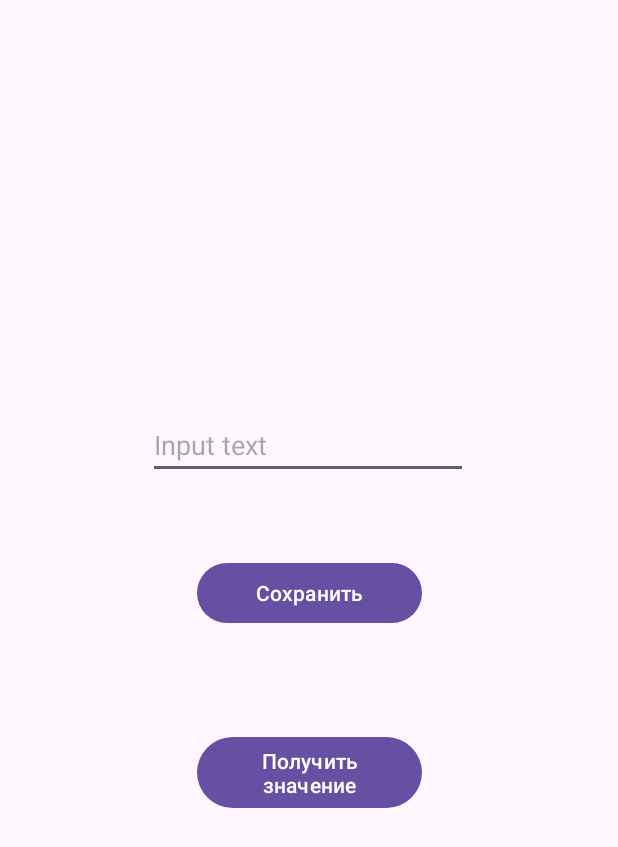
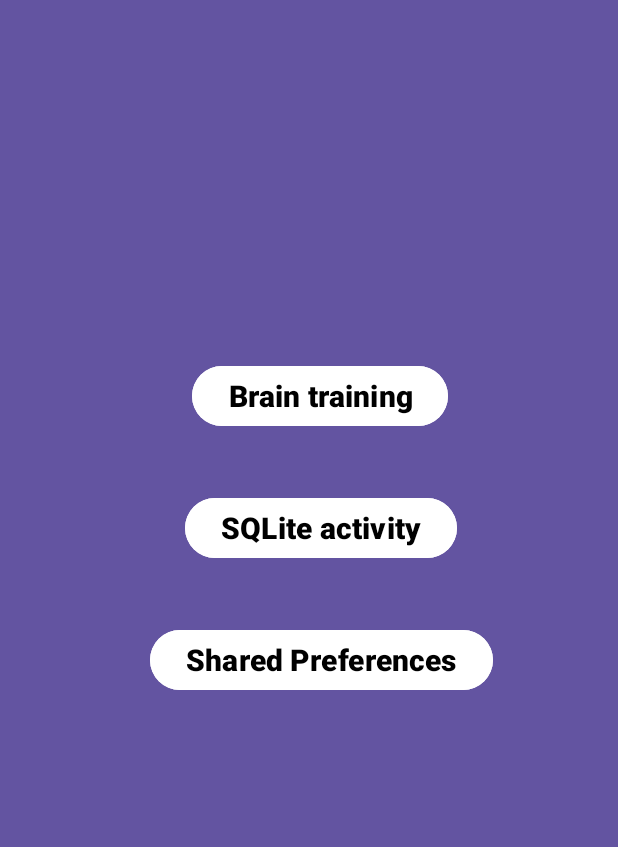
Before and after one commit to N1ph1l1m/android_saveData, an Android app: the layout activity_main.xml on its own in the app's theme, with its tools: preview values and no code run, on a phone screen of 412 x 824 dp. Shown: the top 847 px of the screen. Run offline under Robolectric (Android 15) with nearby library versions, the phone set to English and light mode, and no system bars.

Commit message:
Create Main_SQLite activity

```diff
--- a/app/src/main/java/com/example/databaseroom/SharedPreferences.java
+++ b/app/src/main/java/com/example/databaseroom/SharedPreferences.java
@@ -4,9 +4,6 @@ import androidx.appcompat.app.AppCompatActivity;
 
 import android.content.Intent;
 import android.os.Bundle;
-import android.view.Menu;
-import android.view.MenuInflater;
-import android.view.MenuItem;
 import android.view.View;
 import android.widget.EditText;
 import android.widget.TextView;
@@ -22,7 +19,7 @@ public class SharedPreferences extends AppCompatActivity {
     @Override
     protected void onCreate(Bundle savedInstanceState) {
         super.onCreate(savedInstanceState);
-        setContentView(R.layout.activity_main);
+        setContentView(R.layout.activity_sharedpreferences);
         init();
         getText = findViewById(R.id.getTextView);
     }
--- a/app/src/main/res/layout/activity_main.xml
+++ b/app/src/main/res/layout/activity_main.xml
@@ -1,56 +1,60 @@
 <?xml version="1.0" encoding="utf-8"?>
-<androidx.constraintlayout.widget.ConstraintLayout xmlns:android="http://schemas.android.com/apk/res/android"
+<RelativeLayout
+    xmlns:android="http://schemas.android.com/apk/res/android"
     xmlns:app="http://schemas.android.com/apk/res-auto"
     xmlns:tools="http://schemas.android.com/tools"
     android:layout_width="match_parent"
     android:layout_height="match_parent"
-    tools:context=".SharedPreferences">
+    android:background="#6354A1"
+    tools:context=".MainActivity">
+
+    <LinearLayout
+        android:layout_width="wrap_content"
+        android:layout_height="wrap_content"
+        android:orientation="vertical">
+
+        <Button
+            android:id="@+id/brainTrain"
+            android:layout_width="wrap_content"
+            android:layout_height="wrap_content"
+            android:backgroundTint="#FFFFFF"
+            android:onClick="moveToBrain"
+            android:text="Brain training"
+            android:textColor="@color/black"
+            android:textSize="20dp"
+            android:textStyle="bold"
+            android:layout_marginTop="240dp"
+            android:layout_marginLeft="128dp"
+            />
+
+        <Button
+            android:id="@+id/sqlite"
+            android:layout_width="wrap_content"
+            android:layout_height="wrap_content"
+            android:backgroundTint="#FFFFFF"
+            android:onClick="moveSQLiteActivity"
+            android:text="SQLite activity"
+            android:textColor="@color/black"
+            android:textSize="20dp"
+            android:textStyle="bold"
+            android:layout_marginTop="40dp"
+            android:layout_marginLeft="123dp"
+            />
+        <Button
+            android:id="@+id/sharedPref"
+            android:layout_width="wrap_content"
+            android:layout_height="wrap_content"
+            android:backgroundTint="#FFFFFF"
+            android:onClick="moveToShared"
+            android:text="Shared Preferences"
+            android:textColor="@color/black"
+            android:textSize="20dp"
+            android:textStyle="bold"
+            android:layout_marginTop="40dp"
+            android:layout_marginLeft="100dp"
+            />
 
 
-    <EditText
-        android:id="@+id/editText"
-        android:layout_width="wrap_content"
-        android:layout_height="wrap_content"
-        android:layout_marginTop="96dp"
-        android:ems="10"
-        android:inputType="text"
-        android:hint="Input text"
-        app:layout_constraintEnd_toEndOf="parent"
-        app:layout_constraintHorizontal_bias="0.497"
-        app:layout_constraintStart_toStartOf="parent"
-        app:layout_constraintTop_toBottomOf="@+id/getTextView" />
+    </LinearLayout>
 
-    <Button
-        android:id="@+id/buttonTrue"
-        android:layout_width="150dp"
-        android:layout_height="wrap_content"
-        android:layout_marginTop="52dp"
-        android:onClick="save"
-        android:text="@string/save"
-        app:layout_constraintEnd_toEndOf="parent"
-        app:layout_constraintStart_toStartOf="parent"
-        app:layout_constraintTop_toBottomOf="@+id/editText" />
-
-    <Button
-        android:id="@+id/buttonFalse"
-        android:layout_width="150dp"
-        android:layout_height="wrap_content"
-        android:layout_marginTop="68dp"
-        android:onClick="get"
-        android:text="@string/get"
-        app:layout_constraintEnd_toEndOf="parent"
-        app:layout_constraintStart_toStartOf="parent"
-        app:layout_constraintTop_toBottomOf="@+id/buttonTrue" />
-
-    <TextView
-        android:id="@+id/getTextView"
-        android:layout_width="wrap_content"
-        android:layout_height="wrap_content"
-        android:layout_marginTop="124dp"
-        android:textSize="40dp"
-        app:layout_constraintEnd_toEndOf="parent"
-        app:layout_constraintHorizontal_bias="0.498"
-        app:layout_constraintStart_toStartOf="parent"
-        app:layout_constraintTop_toTopOf="parent" />
-
-</androidx.constraintlayout.widget.ConstraintLayout>
+</RelativeLayout>
```
Also changed, not shown: app/src/main/AndroidManifest.xml (+4 -3 lines), app/src/main/java/com/example/databaseroom/MainActivity.java (+7 -1 lines), app/src/main/java/com/example/databaseroom/Main_SQLite.java (added, +25 -0 lines), app/src/main/res/layout/activity_main_sqlite.xml (added, +16 -0 lines), app/src/main/res/layout/activity_sharedpreferences.xml (+44 -34 lines).
